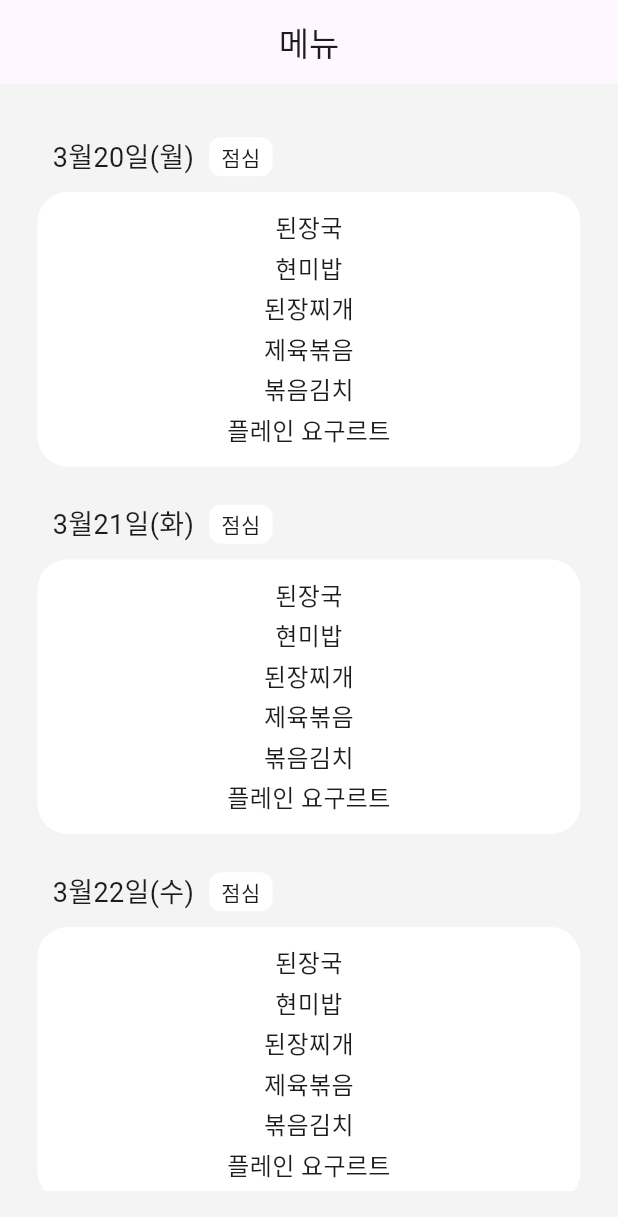
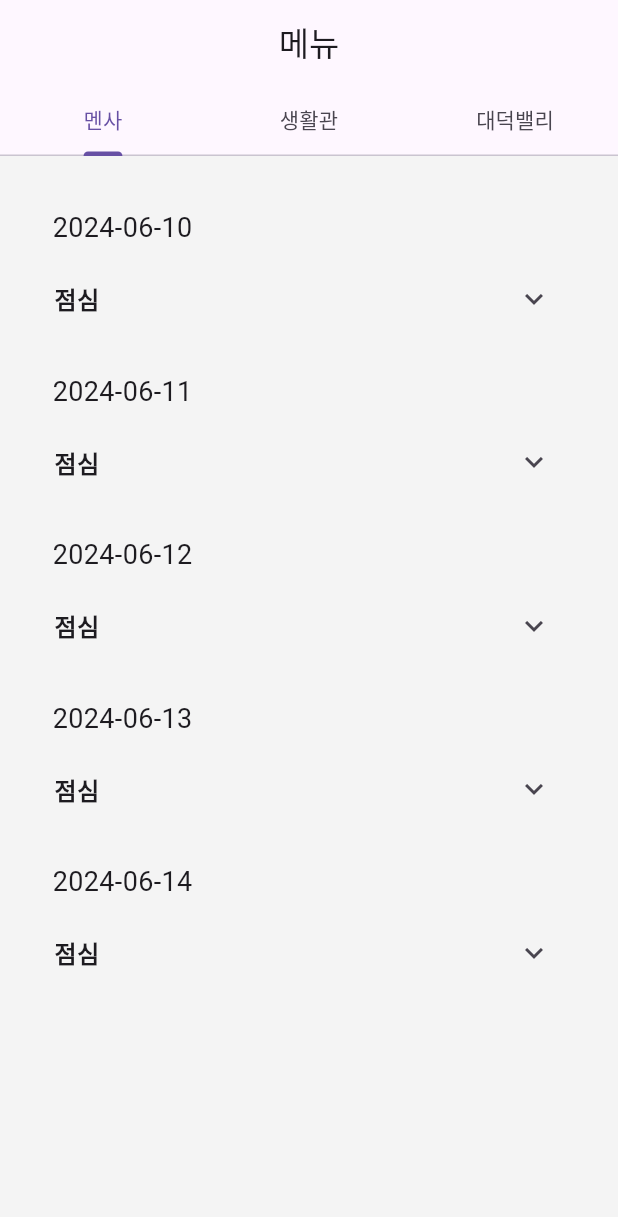
Before and after one commit to LightandSaltt/2024_capstone_design_teamPioneer, a Flutter app: the MenuScreen screen opened directly, on a phone screen of 412 x 824 dp. Shown: the top 1217 px of the screen. Run offline on Flutter 3.47's test engine with Material 3 defaults, Android fonts, the light colour scheme and no system bars; our stand-ins replace firebase_auth, firebase_core, firebase_database, flutter_local_notifications, flutter_svg, google_sign_in and 3 more; missing offline and left inert: iamport_flutter, naver_map_plugin; accounts and stored records are empty.

Commit message:
메뉴 수정

```diff
--- a/lib/screens/menu_screen.dart
+++ b/lib/screens/menu_screen.dart
@@ -2,9 +2,22 @@ import 'package:flutter/material.dart';
 
 class MenuItem {
   final String date;
-  final List<String> menuItems;
+  final List<String> breakfast;
+  final List<String> lunch;
+  final List<String> dinner;
 
-  MenuItem({required this.date, required this.menuItems});
+  MenuItem({
+    required this.date,
+    required this.breakfast,
+    required this.lunch,
+    required this.dinner,
+  });
+
+  MenuItem.lunchOnly({
+    required this.date,
+    required this.lunch,
+  })  : breakfast = [],
+        dinner = [];
 }
 
 class MenuScreen extends StatefulWidget {
@@ -14,30 +27,99 @@ class MenuScreen extends StatefulWidget {
   _MenuScreenState createState() => _MenuScreenState();
 }
 
-class _MenuScreenState extends State<MenuScreen> {
+class _MenuScreenState extends State<MenuScreen> with SingleTickerProviderStateMixin {
+  late TabController _tabController;
 
-  List<MenuItem> _menuList = [
+  final List<MenuItem> _mensahMenu = [
+    MenuItem.lunchOnly(
+      date: "2024-06-10",
+      lunch: ['백미밥', '순두부찌개', '생선까스&소스', '도토리묵야채무침', '건파래볶음', '배추김치'],
+    ),
+    MenuItem.lunchOnly(
+      date: "2024-06-11",
+      lunch: ['백미밥', '아욱국', '돈육떡고추장볶음', '양배추찜&쌈장', '부추적채겉절이', '배추김치'],
+    ),
+    MenuItem.lunchOnly(
+      date: "2024-06-12",
+      lunch: ['단호박카레라이스', '미역국', '어린잎너비아니구이', '브로콜리초회', '요구르트', '배추김치'],
+    ),
+    MenuItem.lunchOnly(
+      date: "2024-06-13",
+      lunch: ['백미밥', '시래기국', '오징어야채볶음', '두부양념구이', '토마토커리겉절이', '배추김치'],
+    ),
+    MenuItem.lunchOnly(
+      date: "2024-06-14",
+      lunch: ['백미밥', '잔치국수', '메밀전병', '오징어초무침', '후식음료', '배추김치'],
+    ),
+  ];
+
+  final List<MenuItem> _dormitoryMenu = [
     MenuItem(
-      date: "3월20일(월)",
-      menuItems: ['된장국','현미밥','된장찌개','제육볶음','볶음김치','플레인 요구르트'],
+      date: "2024-06-10",
+      breakfast: ['브레드', '쌀씨리얼&우유', '삶은계란', '토마토채소샐러드', '후르츠칵테일'],
+      lunch: ['쌀밥', '순두부김치국', '오삼불고기', '고구마맛탕', '토마토치커리유자샐러드', '깍두기'],
+      dinner: ['쌀밥', '어묵국', '고등어구이', '비엔나김치볶음', '콩나물무침', '깍두기'],
     ),
     MenuItem(
-      date: "3월21일(화)",
-      menuItems: ['된장국','현미밥','된장찌개','제육볶음','볶음김치','플레인 요구르트'],
+      date: "2024-06-11",
+      breakfast: ['모닝빵&과일잼', '쌀씨리얼&우유', '셀프계란후라이', '양배추샐러드&드레싱', '옥수수스프'],
+      lunch: ['유부우동', '쌀밥', '찹쌀꽈배기', '매운단무지', '도토리묵상추무침', '배추김치'],
+      dinner: ['쌀밥', '콩나물국', '새우커틀릿', '순대떡볶이', '땅콩조림', '깍두기'],
     ),
     MenuItem(
-      date: "3월22일(수)",
-      menuItems: ['된장국','현미밥','된장찌개','제육볶음','볶음김치','플레인 요구르트'],
+      date: "2024-06-12",
+      breakfast: ['삼각김밥', '음료수', '삶은계란', '과일샐러드', '꿀호떡'],
+      lunch: ['스팸김치볶음밥', '얼갈이된장국', '감자고로케', '오이무침', '요쿠르트', '깍두기'],
+      dinner: ['쌀밥', '수제비국', '제육고추장불고기', '볼어묵조림', '다시마튀각', '배추김치'],
     ),
     MenuItem(
-      date: "3월23일(목)",
-      menuItems: ['된장국','현미밥','된장찌개','제육볶음','볶음김치','플레인 요구르트'],
+      date: "2024-06-13",
+      breakfast: ['모닝빵&과일잼', '쌀씨리얼&우유', '셀프계란후라이', '양배추샐러드&드레싱', '감자샐러드'],
+      lunch: ['쌀밥', '팽이버섯유부장국', '치킨까스', '쫄면무침', '양배추샐러드', '배추김치'],
+      dinner: ['쌀밥', '두부김치국', '모듬장조림', '춘권튀김', '상추겉절이', '깍두기'],
     ),
     MenuItem(
-      date: "3월24일(금)",
-      menuItems: ['된장국','현미밥','된장찌개','제육볶음','볶음김치','플레인 요구르트'],
+      date: "2024-06-14",
+      breakfast: ['삼각김밥', '음료수', '삶은계란', '푸딩', '과일'],
+      lunch: ['쌀밥', '사골떡국', '오리훈제굴소스볶음', '알감자조림', '무생채', '배추김치'],
+      dinner: ['쌀밥', '열무된장국', '코다리조림', '스모크햄구이', '연근조림', '배추김치'],
     ),
   ];
+
+  final List<MenuItem> _daedeokValleyMenu = [
+    MenuItem.lunchOnly(
+      date: "2024-06-10",
+      lunch: ['백미밥', '얼큰김칫국', '매콤돈사태찜', '생선커틀릿', '오리엔탈푸실리파스타', '배추김치', '결명자차'],
+    ),
+    MenuItem.lunchOnly(
+      date: "2024-06-11",
+      lunch: ['백미밥', '배추된장국', '제육볶음', '한식잡채', '양념고추지', '배추김치', '옥수수차'],
+    ),
+    MenuItem.lunchOnly(
+      date: "2024-06-12",
+      lunch: ['소고기버섯콩나물밥', '미역국', '타코야끼', '연두부찜&양념장', '부추무생채', '열무김치', '우엉차'],
+    ),
+    MenuItem.lunchOnly(
+      date: "2024-06-13",
+      lunch: ['백미밥', '가쓰오장국', '순살등심돈까스', '국물떡볶이', '양배추샐러드', '배추김치', '보리차'],
+    ),
+    MenuItem.lunchOnly(
+      date: "2024-06-14",
+      lunch: ['백미밥', '콩비지찌개', '데리야끼고기완자', '해물볶음우동', '오이생채', '배추김치', '결명자차'],
+    ),
+  ];
+
+  @override
+  void initState() {
+    super.initState();
+    _tabController = TabController(length: 3, vsync: this);
+  }
+
+  @override
+  void dispose() {
+    _tabController.dispose();
+    super.dispose();
+  }
 
   @override
   Widget build(BuildContext context) {
@@ -45,21 +127,40 @@ class _MenuScreenState extends State<MenuScreen> {
       appBar: AppBar(
         centerTitle: true,
         title: const Text('메뉴'),
+        bottom: TabBar(
+          controller: _tabController,
+          tabs: const [
+            Tab(text: '멘사'),
+            Tab(text: '생활관'),
+            Tab(text: '대덕밸리'),
+          ],
+        ),
       ),
-      body: Container(
-        padding: const EdgeInsets.only(top: 15, left: 20, bottom: 30, right: 20),
-        color: const Color(0xFFF4F4F4),
-        child: ListView.builder(
-          itemCount: _menuList.length,
-          itemBuilder: (context, index) {
-            return _buildMenuItem(_menuList[index]);
-          },
-        ),
+      body: TabBarView(
+        controller: _tabController,
+        children: [
+          _buildMenuListView(_mensahMenu, isDormitory: false),
+          _buildMenuListView(_dormitoryMenu, isDormitory: true),
+          _buildMenuListView(_daedeokValleyMenu, isDormitory: false),
+        ],
       ),
     );
   }
 
-  Widget _buildMenuItem(MenuItem menuItem) {
+  Widget _buildMenuListView(List<MenuItem> menuList, {required bool isDormitory}) {
+    return Container(
+      padding: const EdgeInsets.only(top: 15, left: 20, bottom: 30, right: 20),
+      color: const Color(0xFFF4F4F4),
+      child: ListView.builder(
+        itemCount: menuList.length,
+        itemBuilder: (context, index) {
+          return _buildMenuItem(menuList[index], isDormitory: isDormitory);
+        },
+      ),
+    );
+  }
+
+  Widget _buildMenuItem(MenuItem menuItem, {required bool isDormitory}) {
     return Column(
       children: [
         const SizedBox(height: 20),
@@ -68,42 +169,33 @@ class _MenuScreenState extends State<MenuScreen> {
           children: [
             const SizedBox(width: 15),
             Text(menuItem.date, style: const TextStyle(fontSize: 18)),
-            const SizedBox(width: 10),
-            Container(
-              padding: const EdgeInsets.only(top: 3, bottom: 3, left: 8, right: 8),
-              decoration: BoxDecoration(
-                color: Colors.white,
-                borderRadius: BorderRadius.circular(8),
-              ),
-              child: const Text("점심", style: TextStyle(fontSize: 14)),
-            ),
           ],
         ),
         const SizedBox(height: 5),
-        Container(
-          margin: const EdgeInsets.symmetric(horizontal: 5, vertical: 5),
-          padding: const EdgeInsets.only(top: 10, bottom: 10),
-          decoration: BoxDecoration(
-            color: Colors.white,
-            borderRadius: BorderRadius.circular(20),
-          ),
-          child: ListView.builder(
-            shrinkWrap: true,
-            padding: EdgeInsets.zero,
-            itemCount: menuItem.menuItems.length,
-            itemBuilder: (BuildContext context, int index) {
-              return Padding(
-                padding: const EdgeInsets.symmetric(vertical: 2),
-                child: Text(
-                  menuItem.menuItems[index],
-                  textAlign: TextAlign.center,
-                  style: const TextStyle(fontSize: 16),
-                ),
-              );
-            },
-          ),
-        )
+        if (isDormitory)
+          ...[
+            _buildMealSection('아침', menuItem.breakfast),
+            _buildMealSection('점심', menuItem.lunch),
+            _buildMealSection('저녁', menuItem.dinner),
+          ]
+        else
+          _buildMealSection('점심', menuItem.lunch),
       ],
     );
   }
+
+  Widget _buildMealSection(String mealType, List<String> menuItems) {
+    return ExpansionTile(
+      title: Text(mealType, style: const TextStyle(fontSize: 16, fontWeight: FontWeight.bold)),
+      children: menuItems.map((item) => ListTile(
+        title: Text(item, textAlign: TextAlign.center, style: const TextStyle(fontSize: 16)),
+      )).toList(),
+    );
+  }
 }
+
+void main() {
+  runApp(MaterialApp(
+    home: MenuScreen(),
+  ));
+}
```
